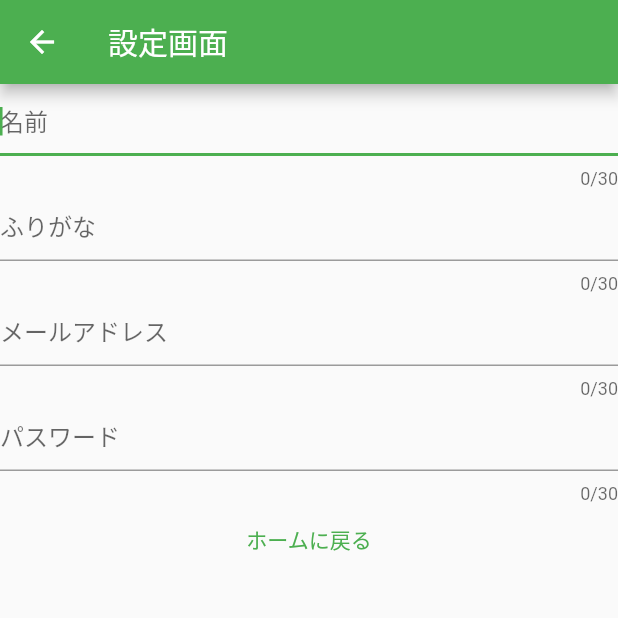
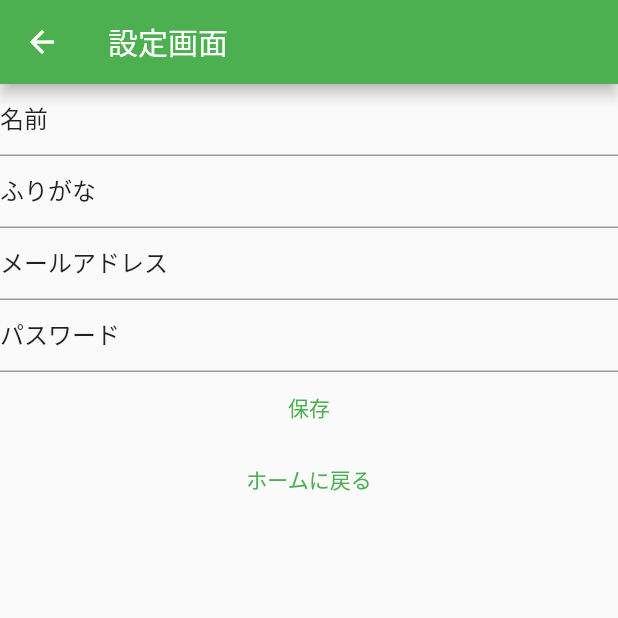
Before and after one commit to p238049y/paractice, a Flutter app: the screen it shows after launch, in the side drawer, after a tap on "設定", on a phone screen of 412 x 824 dp, the top half of it. Run offline on Flutter 3.47's test engine with Material 2 defaults, Android fonts, the phone set to English and light mode, and no system bars; our stand-ins replace email_validator, shared_preferences.

Commit message:
[update] #11 設定表示画面を追加

```diff
--- a/my_app/lib/Setting/SettingPage.dart
+++ b/my_app/lib/Setting/SettingPage.dart
@@ -13,36 +13,30 @@ class SettingPage extends StatelessWidget {
         width: double.infinity,
         child: Column(
           children: [
-            const TextField(
-              decoration: InputDecoration(
-                hintText: '名前',
-              ),
-              maxLength: 30,
-              autofocus: true,
+            TextField(
+              controller: TextEditingController(text: '名前'),
             ),
-            const TextField(
-              decoration: InputDecoration(
-                hintText: 'ふりがな',
-              ),
-              maxLength: 30,
+            TextField(
+              controller: TextEditingController(text: 'ふりがな'),
             ),
-            const TextField(
+            TextField(
+              controller: TextEditingController(text: 'メールアドレス'),
+              // maxLength: 30,
               // autovalidateMode: AutovalidateMode.onUserInteraction,
-              decoration: InputDecoration(
-                hintText: 'メールアドレス',
-              ),
-              maxLength: 30,
               // validator: (value) {
               //   if ((value == null) || !EmailValidator.validate(value)) {
               //     return 'Emailが不正です';
               //   }
               // },
             ),
-            const TextField(
-              decoration: InputDecoration(
-                hintText: 'パスワード',
-              ),
-              maxLength: 30,
+            TextField(
+              controller: TextEditingController(text: 'パスワード'),
+            ),
+            TextButton(
+              child: const Text('保存'),
+              onPressed: () {
+                Navigator.pop(context);
+              },
             ),
             TextButton(
               child: const Text('ホームに戻る'),
```
